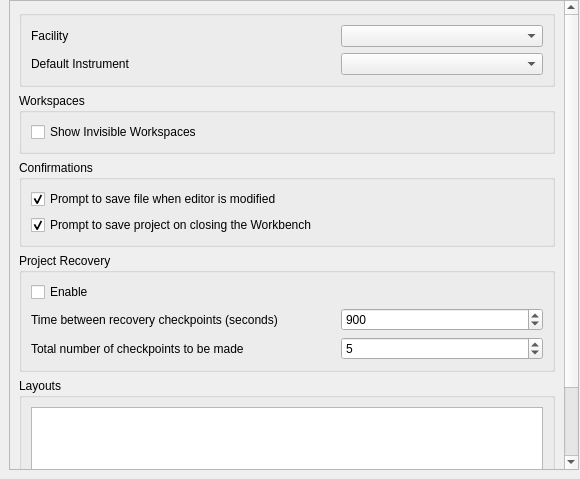
mantidproject/mantid, file qt/applications/workbench/workbench/widgets/settings/general/section_general.ui: the form before one commit.
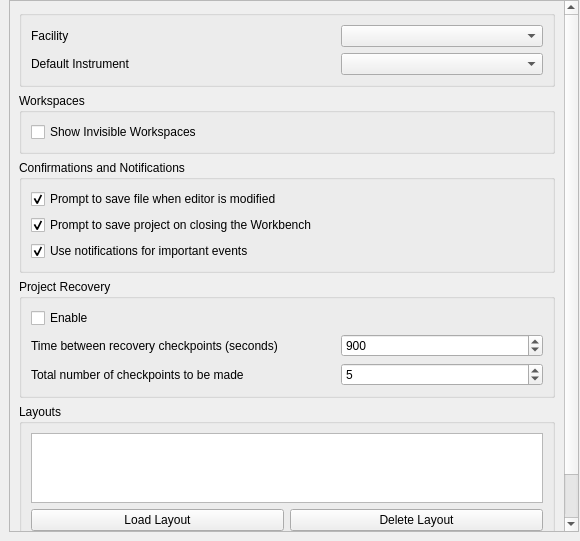
The form after the commit.

Commit message:
Workbench settings support
Add support for changing the notifications setting in the workbench settings screen

```diff
--- a/qt/applications/workbench/workbench/widgets/settings/general/section_general.ui
+++ b/qt/applications/workbench/workbench/widgets/settings/general/section_general.ui
@@ -7,7 +7,7 @@
     <x>0</x>
     <y>0</y>
     <width>580</width>
-    <height>479</height>
+    <height>541</height>
    </rect>
   </property>
   <property name="windowTitle">
@@ -44,9 +44,9 @@
       <property name="geometry">
        <rect>
         <x>0</x>
-        <y>-36</y>
-        <width>547</width>
-        <height>595</height>
+        <y>0</y>
+        <width>568</width>
+        <height>530</height>
        </rect>
       </property>
       <property name="sizePolicy">
@@ -173,7 +173,7 @@
             </sizepolicy>
            </property>
            <property name="title">
-            <string>Confirmations</string>
+            <string>Confirmations and Notifications</string>
            </property>
            <layout class="QVBoxLayout" name="verticalLayout_3">
             <item>
@@ -208,6 +208,22 @@
               </property>
              </widget>
             </item>
+            <item>
+             <widget class="QCheckBox" name="use_notifications">
+              <property name="sizePolicy">
+               <sizepolicy hsizetype="Expanding" vsizetype="Fixed">
+                <horstretch>0</horstretch>
+                <verstretch>0</verstretch>
+               </sizepolicy>
+              </property>
+              <property name="text">
+               <string>Use notifications for important events</string>
+              </property>
+              <property name="checked">
+               <bool>true</bool>
+              </property>
+             </widget>
+            </item>
            </layout>
           </widget>
          </item>
```
The commit also changes 1 other file.
